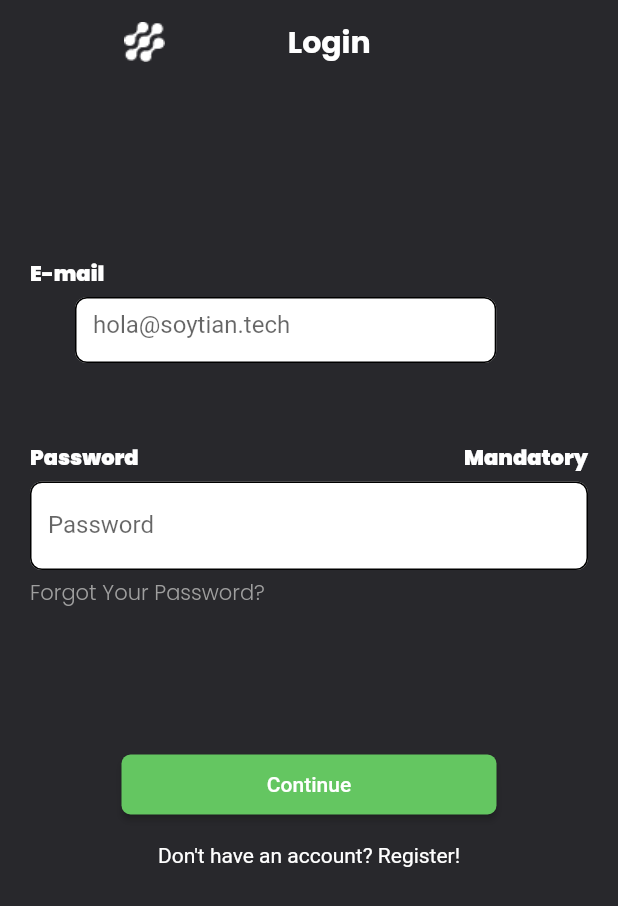
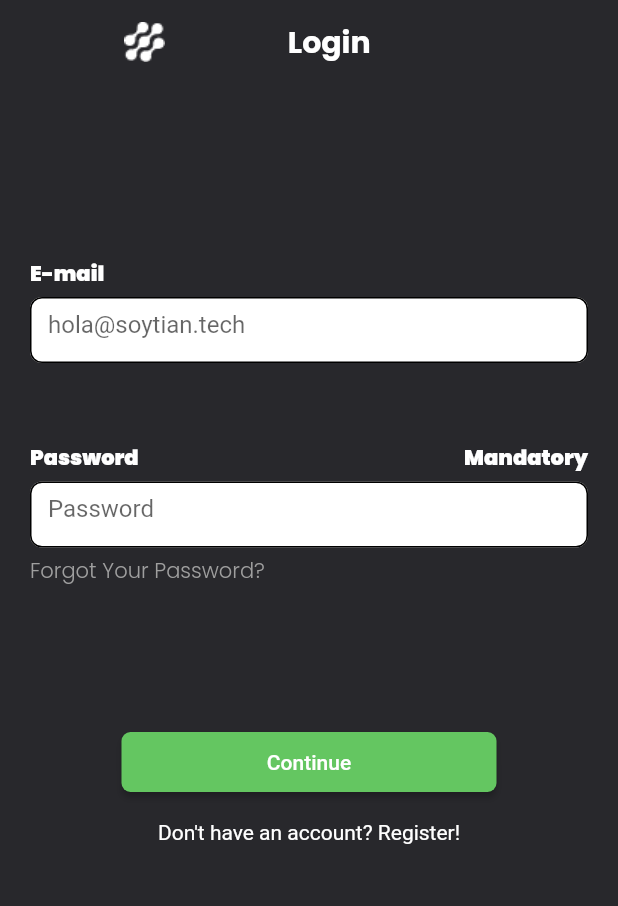
Before and after one commit to Dan-Nobre/Movie_NDS, a Flutter app: the screen it shows after launch, on a phone screen of 412 x 824 dp. Shown: the top 906 px of the screen. Run offline on Flutter 3.47's test engine with Material 2 defaults, Android fonts, the light colour scheme and no system bars.

Commit message:
Changes in LoginScreen

```diff
--- a/lib/app/loginscreen.dart
+++ b/lib/app/loginscreen.dart
@@ -9,11 +9,12 @@ class LoginScreen extends StatefulWidget {
 
 class _LoginScreenState extends State<LoginScreen> {
   @override
+
   Widget build(BuildContext context) {
     return Scaffold(
-      backgroundColor: Color.fromRGBO(40, 40, 44, 1),
+      backgroundColor: const Color.fromRGBO(40, 40, 44, 1),
       appBar: AppBar(
-        backgroundColor: Color.fromRGBO(40, 40, 44, 1),
+        backgroundColor: const Color.fromRGBO(40, 40, 44, 1),
         centerTitle: true,
         title: Row(
           mainAxisAlignment: MainAxisAlignment.center,
@@ -23,162 +24,145 @@ class _LoginScreenState extends State<LoginScreen> {
               fit: BoxFit.contain,
               height: 27,
             ),
-            Container(padding: const EdgeInsets.all(82),
-            child: Text(
+            Container(
+                padding: const EdgeInsets.all(82),
+                child: const Text(
                   "Login",
                   style: TextStyle(
-              fontFamily: 'Poppins',
-              fontWeight: FontWeight.bold
-
-            )
-            ,))
+                      fontFamily: 'Poppins', fontWeight: FontWeight.bold),
+                ))
           ],
         ),
         elevation: 0,
       ),
       body: Container(
-
         child: SingleChildScrollView(
-          padding: EdgeInsets.all(20),
+          padding: const EdgeInsets.all(20),
           child: Column(
             mainAxisAlignment: MainAxisAlignment.center,
             children: [
 
-              Padding(padding: EdgeInsets.only(bottom: 96)),
+              const Padding(padding: EdgeInsets.only(bottom: 96)),
 
-              Align(
+              const Align(
                 alignment: Alignment.centerLeft,
-                child: Text("E-mail",
+                child: Text(
+                  "E-mail",
                   style: TextStyle(
                       color: Colors.white,
                       fontFamily: 'Poppins',
-                  fontWeight: FontWeight.w900
-                  ),
+                      fontWeight: FontWeight.w900),
                 ),
               ),
 
-              Padding(padding: EdgeInsets.only(bottom: 5)),
+              const Padding(padding: EdgeInsets.only(bottom: 5)),
 
               SizedBox(
-                width: 312,
                 height: 44,
-                child: FractionallySizedBox(
-                  alignment: Alignment.centerLeft,
-                  widthFactor: 0.9,
-                child: TextField(
-                  keyboardType: TextInputType.emailAddress,
+                child: TextFormField(
                 decoration: InputDecoration(
                   filled: true,
                       fillColor: Colors.white,
                       hintText: "hola@soytian.tech",
-                  hintStyle: TextStyle(fontSize: 16),
-                  // labelText: 'E-mail',
+                      // hintStyle: TextStyle(),
                       enabledBorder: OutlineInputBorder(
                           borderRadius: BorderRadius.circular(8.0)
                       ),
                   ),
                 ),
-                )
               ),
 
+              const Padding(padding: EdgeInsets.only(bottom: 53)),
+
+              Row(
+                mainAxisAlignment: MainAxisAlignment.spaceBetween,
+                children: const [
+                  Align(
+                    alignment: Alignment.centerLeft,
+                    child: Text(
+                      "Password",
+                      style: TextStyle(
+                          color: Colors.white,
+                          fontFamily: 'Poppins',
+                          fontWeight: FontWeight.w900),
+                    ),
+                  ),
+                  Text(
+                    "Mandatory",
+                    style: TextStyle(
+                        color: Colors.white,
+                        fontFamily: 'Poppins',
+                        fontWeight: FontWeight.w900),
+                  ),
+                ],
+              ),
+
+              const Padding(padding: EdgeInsets.only(bottom: 5)),
+
+              SizedBox(
+                height: 44,
+                child: TextFormField(
+                  obscureText: true,
+                decoration: InputDecoration(
+                  filled: true,
+                  fillColor: Colors.white,
+                  // labelText: 'Password',
+                  hintText: 'Password',
+                  enabledBorder: OutlineInputBorder(
+                    borderRadius: BorderRadius.circular(8.0),
+                  ),
+                ),
+                ),
+              ),
+
+
               // TextField(
-              //   keyboardType: TextInputType.emailAddress,
+              //   obscureText: true,
               //   decoration: InputDecoration(
               //     filled: true,
               //     fillColor: Colors.white,
-              //     hintText: "hola@soytian.tech",
-              //     // labelText: 'E-mail',
+              //     labelText: 'Password',
               //     enabledBorder: OutlineInputBorder(
-              //       borderRadius: BorderRadius.circular(8.0)
+              //       borderRadius: BorderRadius.circular(8.0),
               //     ),
               //   ),
               // ),
 
-              Padding(padding: EdgeInsets.only(bottom: 53)),
+              const Padding(padding: EdgeInsets.only(bottom: 5)),
 
-              Row(
-                mainAxisAlignment: MainAxisAlignment.spaceBetween,
-                children: [
-                  Align(
+              const Align(
                 alignment: Alignment.centerLeft,
-                    child: Text("Password",
+                child: Text(
+                  "Forgot Your Password?",
                   style: TextStyle(
-                      color: Colors.white,
-                      fontFamily: 'Poppins',
-                      fontWeight: FontWeight.w900
-                      ),
+                      color: Color(0xff9F9F9F), fontFamily: "Poppins"),
                 ),
               ),
 
-                    Text("Mandatory",
-                    style: TextStyle(
-                      color: Colors.white,
-                      fontFamily: 'Poppins',
-                      fontWeight: FontWeight.w900
-                      ),
-                    ),
-
-                ],
-              ) ,
-
-
-              Padding(padding: EdgeInsets.only(bottom: 5)),
-
-              TextField(
-                obscureText: true,
-                decoration: InputDecoration(
-                  filled: true,
-                  fillColor: Colors.white,
-                  labelText: 'Password',
-                  enabledBorder: OutlineInputBorder(
-                    borderRadius: BorderRadius.circular(8.0)
-                  )
-                ),
-              ),
-
-              Padding(padding: EdgeInsets.only(bottom: 5)),
-
-              Align(
-                alignment: Alignment.centerLeft,
-                child: Text("Forgot Your Password?",
-              style: TextStyle(
-                color: Color.fromRGBO(159, 159, 159, 1),
-                fontFamily: "Poppins"
-                ),
-              ),
-              ),
-
-              Padding(padding: EdgeInsets.only(bottom: 97)),
+              const Padding(padding: EdgeInsets.only(bottom: 97)),
 
               SizedBox(
                 height: 40,
                 width: 250,
-                child:
-                ElevatedButton(
+                child: ElevatedButton(
                   style: ElevatedButton.styleFrom(
-                    backgroundColor: Color.fromRGBO(100, 198, 97, 1),
+                      backgroundColor: const Color.fromRGBO(100, 198, 97, 1),
                       shape: RoundedRectangleBorder(
-                      borderRadius: BorderRadius.circular(6)
-                    )
-                  ),
+                          borderRadius: BorderRadius.circular(6))),
                   onPressed: () {},
-              child: Text("Continue"),
+                  child: const Text("Continue"),
                 ),
               ),
 
+              const Padding(padding: EdgeInsets.only(bottom: 19)),
 
-
-              Padding(padding: EdgeInsets.only(bottom: 19)),
-
-              Align(
+              const Align(
                 alignment: Alignment.center,
-                child: Text("Don't have an account? Register!",
-                style: TextStyle(
-                  color: Colors.white
-                ),
+                child: Text(
+                  "Don't have an account? Register!",
+                  style: TextStyle(color: Colors.white),
                 ),
               )
-
             ],
           ),
         ),
--- a/lib/main.dart
+++ b/lib/main.dart
@@ -3,6 +3,7 @@ import 'package:movie_nds/app/loginscreen.dart';
 
 void main() {
   runApp(MaterialApp(
+    debugShowCheckedModeBanner: false,
     home: LoginScreen(),
   ));
 }
```
Also changed, not shown: pubspec.lock. Lines whose indentation alone changed are shown as unchanged.
